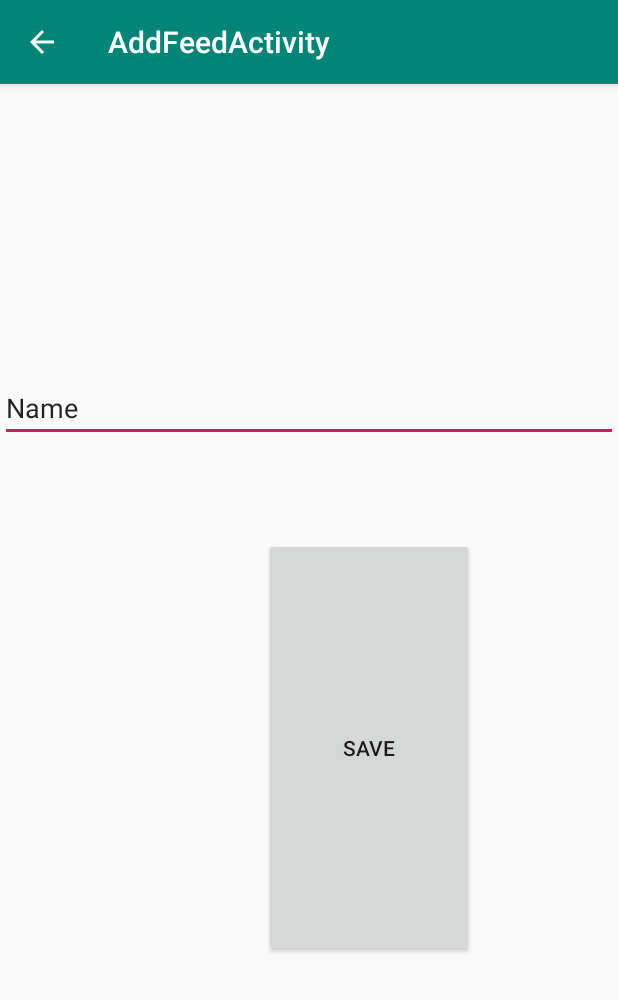
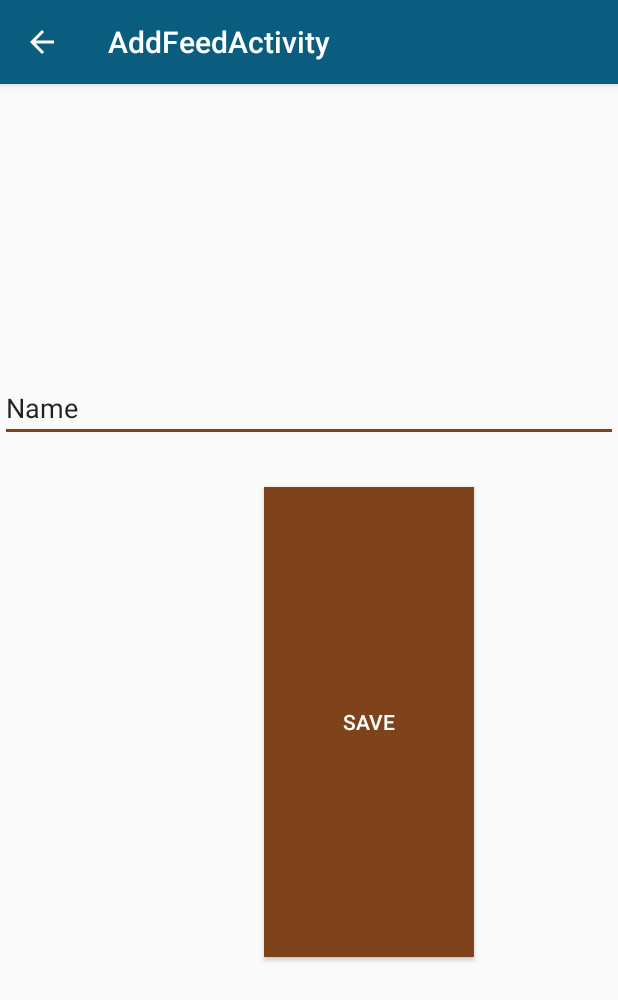
Before and after one commit to msanto7/RSSFeed, an Android app: the AddFeedActivity screen opened directly, with no data from a screen before it, on a phone screen of 412 x 824 dp. Shown: the top 1000 px of the screen. Run offline under Robolectric (Android 15) with nearby library versions, the phone set to English and light mode, and no system bars.

Commit message:
Layout Finished, FloatingButton Action Added

```diff
--- a/app/src/main/res/layout/content_add_feed.xml
+++ b/app/src/main/res/layout/content_add_feed.xml
@@ -30,10 +30,11 @@
         android:layout_height="0dp"
         android:layout_below="@+id/addFeedEditText"
         android:layout_centerHorizontal="true"
-        android:layout_marginTop="34dp"
         android:layout_marginEnd="96dp"
         android:layout_marginBottom="186dp"
+        android:background="@color/colorAccent"
         android:text="Save"
+        android:textColor="@color/lightTextColor"
         app:layout_constraintBottom_toBottomOf="parent"
         app:layout_constraintEnd_toEndOf="@+id/addFeedEditText"
         app:layout_constraintTop_toBottomOf="@+id/addFeedEditText" />
--- a/app/src/main/res/values/colors.xml
+++ b/app/src/main/res/values/colors.xml
@@ -1,6 +1,7 @@
 <?xml version="1.0" encoding="utf-8"?>
 <resources>
-    <color name="colorPrimary">#008577</color>
-    <color name="colorPrimaryDark">#00574B</color>
-    <color name="colorAccent">#D81B60</color>
+    <color name="colorPrimary">#0A5D7F</color>
+    <color name="colorPrimaryDark">#15707F</color>
+    <color name="colorAccent">#7F431B</color>
+    <color name="lightTextColor">#ffffff</color>
 </resources>
```
Also changed, not shown: app/src/main/java/com/msturtle/mike/rssfeed/MainActivity.java (+4 -3 lines).
